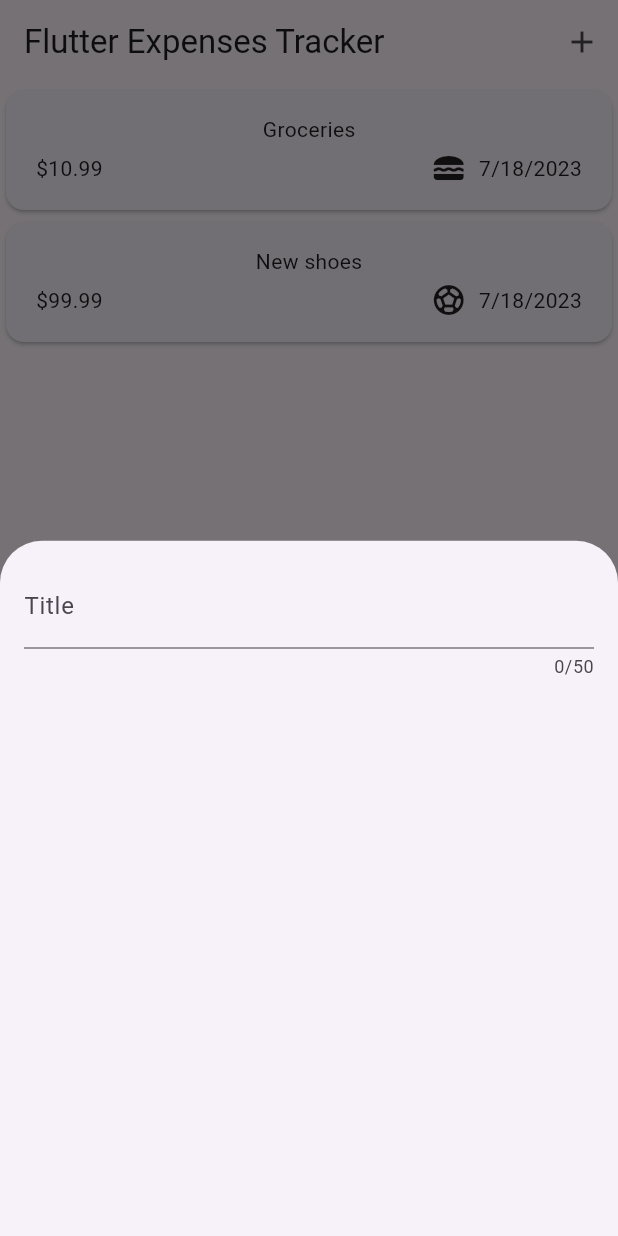
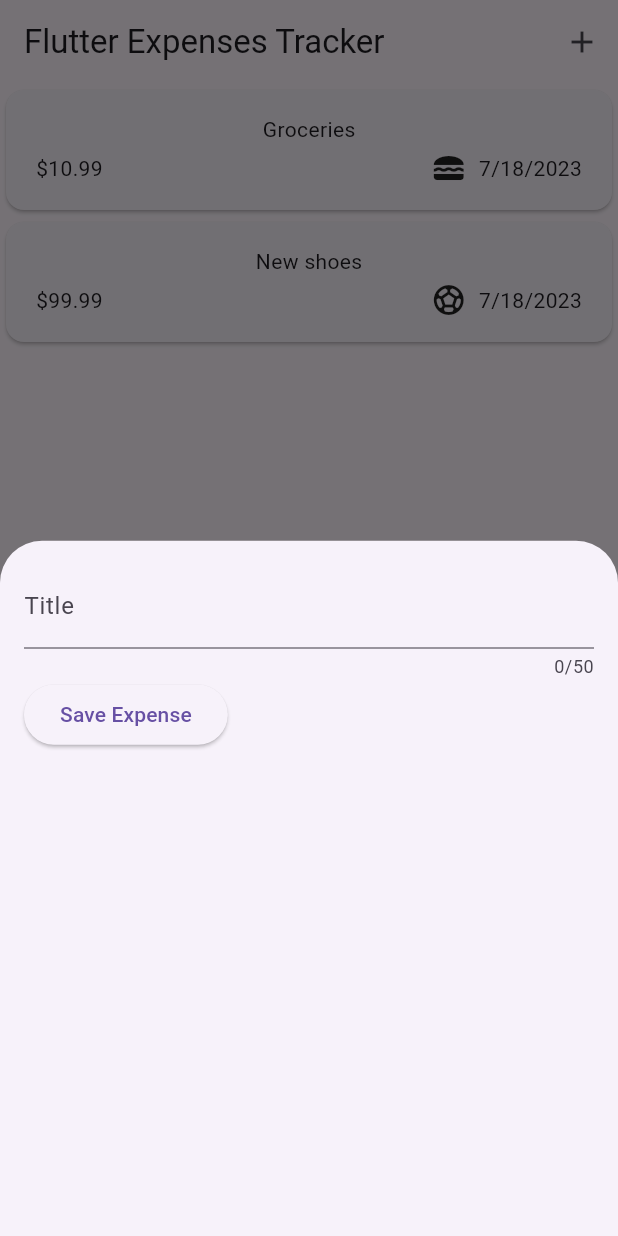
Before and after one commit to jacob-macleod/Expenses-Tracker, a Flutter app: the screen it shows after launch, after a tap on the "add" icon, on a phone screen of 412 x 824 dp. Run offline on Flutter 3.47's test engine with Material 2 defaults, Android fonts, the phone set to English and light mode, and no system bars.

Commit message:
Added a button to new_expense.dart

```diff
--- a/lib/widgets/new_expense.dart
+++ b/lib/widgets/new_expense.dart
@@ -10,17 +10,34 @@ class NewExpense extends StatefulWidget {
 }
 
 class _NewExpenseState extends State<NewExpense> {
+  var _enteredTitle = '';
+
+  void _saveTitleInput(String inputTitle) {
+    _enteredTitle = inputTitle;
+  }
+
   @override
   Widget build(context) {
-    return const Padding(
-        padding: EdgeInsets.all(16),
+    return Padding(
+        padding: const EdgeInsets.all(16),
         child: Column(
           children: [
             TextField(
+              onChanged: _saveTitleInput,
               maxLength: 50,
-              decoration: InputDecoration(
+              decoration: const InputDecoration(
                 label: Text("Title"),
               ),
+            ),
+            Row(
+              children: [
+                ElevatedButton(
+                  onPressed: () {
+                    print(_enteredTitle);
+                  },
+                  child: const Text("Save Expense"),
+                ),
+              ],
             ),
           ],
         ));
```
